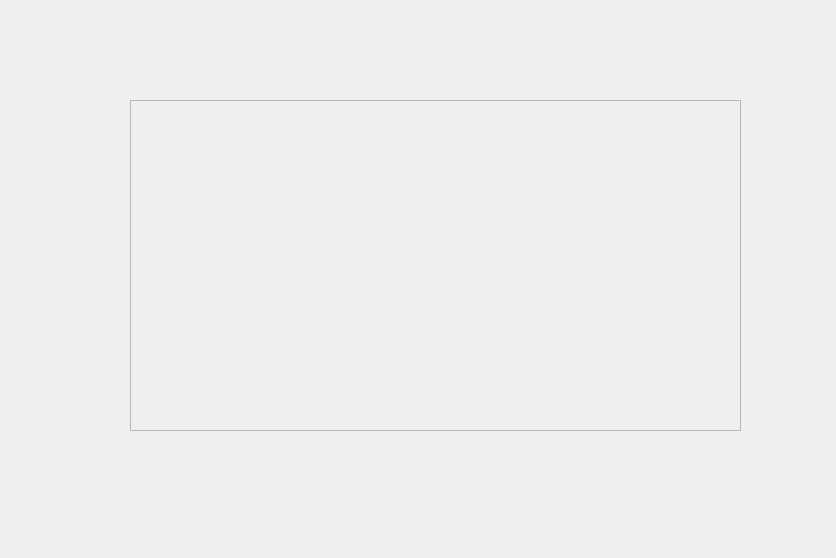
First picture: the form in RTIe/RTIe_builder/image_Management.ui, repository Super-SaiyanSandwich/ECMM427, before the edit.
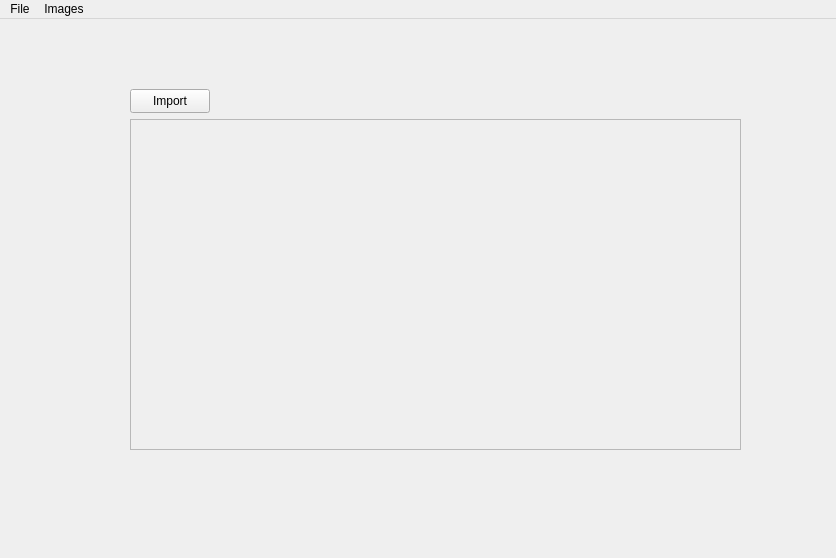
Second picture: the form after the edit.

Commit message:
Button & Action /w Import() functionality
Added import button and import action (menu header).

import() has been attached - currently it only opens a dialog that will allow a user to utilise their OS specific filesystem

Diff of the .ui file:
```diff
--- a/RTIe/RTIe_builder/image_Management.ui
+++ b/RTIe/RTIe_builder/image_Management.ui
@@ -48,7 +48,48 @@
      </widget>
     </widget>
    </widget>
+   <widget class="QPushButton" name="import_Button_Label">
+    <property name="geometry">
+     <rect>
+      <x>130</x>
+      <y>70</y>
+      <width>80</width>
+      <height>24</height>
+     </rect>
+    </property>
+    <property name="text">
+     <string>Import</string>
+    </property>
+   </widget>
   </widget>
+  <widget class="QMenuBar" name="menuBar">
+   <property name="geometry">
+    <rect>
+     <x>0</x>
+     <y>0</y>
+     <width>836</width>
+     <height>22</height>
+    </rect>
+   </property>
+   <widget class="QMenu" name="menuFile">
+    <property name="title">
+     <string>File</string>
+    </property>
+   </widget>
+   <widget class="QMenu" name="menuImages">
+    <property name="title">
+     <string>Images</string>
+    </property>
+    <addaction name="action_Import_Label"/>
+   </widget>
+   <addaction name="menuFile"/>
+   <addaction name="menuImages"/>
+  </widget>
+  <action name="action_Import_Label">
+   <property name="text">
+    <string>Import</string>
+   </property>
+  </action>
  </widget>
  <resources/>
  <connections/>
```
The commit also changes 5 other files.
